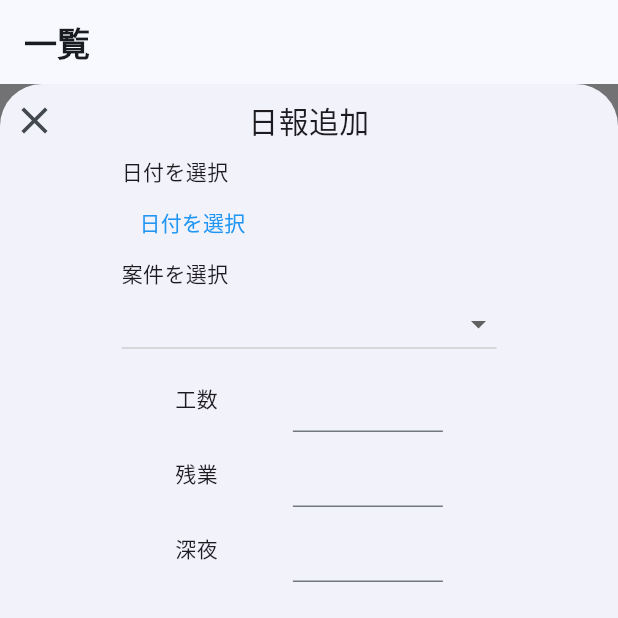
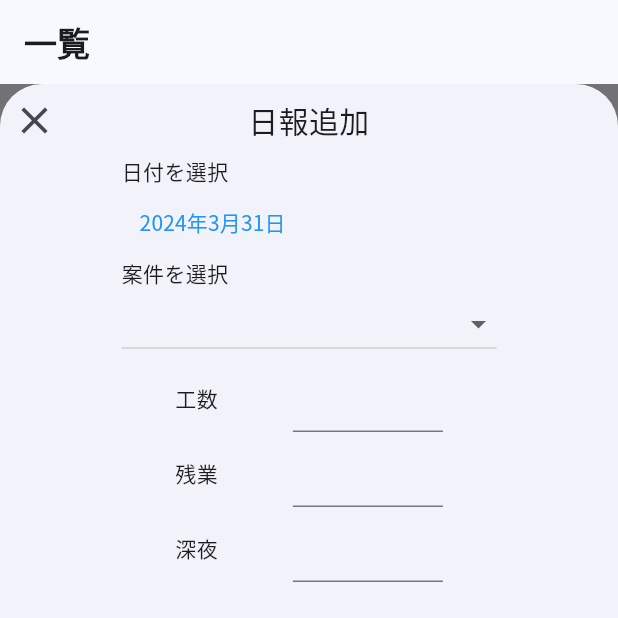
Before and after one commit to arashidani/diary_report_sample, a Flutter app: the TableView screen opened by its route, after a tap on the "add" icon, on a phone screen of 412 x 824 dp, the top half of it. Run offline on Flutter 3.47's test engine with Material 3 defaults, Android fonts, the phone set to English and light mode, and no system bars; our stand-ins replace cloud_firestore, firebase_core, flutter_datetime_picker_plus, flutter_riverpod, freezed_annotation, go_router and 2 more; accounts and stored records are empty.

Commit message:
showModlBottomSheetメソッドを別ファイルに切り出し statefulWidgetに変更

```diff
--- /dev/null
+++ b/lib/converter/dateTime_fomatter.dart
@@ -0,0 +1,6 @@
+import 'package:intl/intl.dart';
+
+String formatDateString(DateTime date) {
+  final formatter = DateFormat('yyyy年M月d日');
+  return formatter.format(date);
+}
--- /dev/null
+++ b/lib/features/app/show_modal_view.dart
@@ -0,0 +1,165 @@
+import 'package:diary_report_sample/converter/dateTime_fomatter.dart';
+import 'package:flutter/cupertino.dart';
+import 'package:flutter/material.dart';
+import 'package:flutter_datetime_picker_plus/flutter_datetime_picker_plus.dart';
+
+class ShowModalView extends StatefulWidget {
+  const ShowModalView({super.key, required this.deviceHeight});
+  final double deviceHeight;
+
+  @override
+  ShowModalState createState() => ShowModalState();
+}
+
+class ShowModalState extends State<ShowModalView> {
+  DateTime? _selectedDate = DateTime.now();
+
+  @override
+  Widget build(BuildContext context) {
+    return SizedBox(
+      height: widget.deviceHeight,
+      child: SingleChildScrollView(
+          child: Column(
+        mainAxisSize: MainAxisSize.min,
+        children: <Widget>[
+          Row(
+            children: [
+              Expanded(
+                flex: 1,
+                child: IconButton(
+                  onPressed: () {
+                    Navigator.pop(context);
+                  },
+                  icon: Icon(
+                    Icons.clear,
+                    size: 30,
+                  ),
+                ),
+              ),
+              Expanded(
+                flex: 8,
+                child: Text(
+                  '日報追加',
+                  style: TextStyle(fontSize: 20),
+                  textAlign: TextAlign.center,
+                ),
+              ),
+              Expanded(flex: 1, child: Container()),
+            ],
+          ),
+          Column(
+            crossAxisAlignment: CrossAxisAlignment.start,
+            children: [
+              const Text('日付を選択'),
+              TextButton(
+                  onPressed: () {
+                    DatePicker.showDatePicker(context,
+                        showTitleActions: true,
+                        minTime: DateTime(2010, 1, 1),
+                        maxTime: DateTime(2040, 12, 31),
+                        onChanged: (date) {}, onConfirm: (date) {
+                      setState(() {
+                        _selectedDate = date;
+                        print(_selectedDate);
+                      });
+                    }, currentTime: DateTime.now(), locale: LocaleType.jp);
+                  },
+                  child: Text(
+                    formatDateString(_selectedDate!),
+                    style: TextStyle(color: Colors.blue),
+                  )),
+              const Text('案件を選択'),
+              SizedBox(
+                width: 250,
+                child: DropdownButton(
+                  isExpanded: true,
+                  //4
+                  items: const [
+                    //5
+                    DropdownMenuItem(
+                      child: Text('aaa'),
+                      value: 'aaa',
+                    ),
+                    DropdownMenuItem(
+                      child: Text('bbb'),
+                      value: 'bbb',
+                    ),
+                    DropdownMenuItem(
+                      child: Text('ccc'),
+                      value: 'ccc',
+                    ),
+                  ],
+                  onChanged: (String? value) {},
+                ),
+              ),
+            ],
+          ),
+          Row(
+            mainAxisAlignment: MainAxisAlignment.center,
+            children: [
+              const Text('工数'),
+              SizedBox(
+                width: 50,
+              ),
+              SizedBox(
+                width: 100,
+                height: 50,
+                child: TextFormField(
+                  decoration: InputDecoration(),
+                ),
+              ),
+            ],
+          ),
+          Row(
+            mainAxisAlignment: MainAxisAlignment.center,
+            children: [
+              const Text('残業'),
+              SizedBox(
+                width: 50,
+              ),
+              SizedBox(
+                width: 100,
+                height: 50,
+                child: TextFormField(
+                  decoration: InputDecoration(),
+                ),
+              ),
+            ],
+          ),
+          Row(
+            mainAxisAlignment: MainAxisAlignment.center,
+            children: [
+              const Text('深夜'),
+              SizedBox(
+                width: 50,
+              ),
+              SizedBox(
+                width: 100,
+                height: 50,
+                child: TextFormField(
+                  decoration: InputDecoration(),
+                ),
+              ),
+            ],
+          ),
+          SizedBox(
+            height: widget.deviceHeight / 10,
+          ),
+          Row(
+            mainAxisAlignment: MainAxisAlignment.spaceEvenly,
+            children: [
+              ElevatedButton(
+                onPressed: () => Navigator.pop(context),
+                child: const Text('送信する'),
+              ),
+              ElevatedButton(
+                onPressed: () => Navigator.pop(context),
+                child: const Text('続けて入力'),
+              ),
+            ],
+          ),
+        ],
+      )),
+    );
+  }
+}
--- a/lib/features/app/table_view.dart
+++ b/lib/features/app/table_view.dart
@@ -1,3 +1,4 @@
+import 'package:diary_report_sample/features/app/show_modal_view.dart';
 import 'package:flutter/material.dart';
 import 'package:flutter_datetime_picker_plus/flutter_datetime_picker_plus.dart';
 
@@ -11,7 +12,6 @@ class TableView extends StatefulWidget {
 class _TableViewState extends State<TableView> {
   String dropdownValue = getYearsList(10).first; // 今年を取得
   String initMonth = DateTime.now().month.toString(); // 今月を取得
-  late DateTime _selectedDate;
   final month = <String>[
     '1',
     '2',
@@ -236,152 +236,8 @@ void _showModal(BuildContext context, double _deviceHeight) {
   showModalBottomSheet<void>(
     context: context,
     isScrollControlled: true,
-    //ackgroundColor: Colors.transparent,
     builder: (BuildContext context) {
-      var width;
-      return Container(
-        height: _deviceHeight,
-        child: SingleChildScrollView(
-            child: Column(
-          mainAxisSize: MainAxisSize.min,
-          children: <Widget>[
-            Row(
-              children: [
-                Expanded(
-                  flex: 1,
-                  child: IconButton(
-                    onPressed: () {
-                      Navigator.pop(context);
-                    },
-                    icon: Icon(
-                      Icons.clear,
-                      size: 30,
-                    ),
-                  ),
-                ),
-                Expanded(
-                  flex: 8,
-                  child: Text(
-                    '日報追加',
-                    style: TextStyle(fontSize: 20),
-                    textAlign: TextAlign.center,
-                  ),
-                ),
-                Expanded(flex: 1, child: Container()),
-              ],
-            ),
-            Column(
-              crossAxisAlignment: CrossAxisAlignment.start,
-              children: [
-                Text('日付を選択'),
-                TextButton(
-                    onPressed: () {
-                      DatePicker.showDatePicker(context,
-                          showTitleActions: true,
-                          minTime: DateTime(2010, 1, 1),
-                          maxTime: DateTime(2040, 12, 31), onChanged: (date) {
-                        print('change $date');
-                      }, onConfirm: (date) {
-                        print('confirm $date');
-                      }, currentTime: DateTime.now(), locale: LocaleType.jp);
-                    },
-                    child: Text(
-                      '日付を選択',
-                      style: TextStyle(color: Colors.blue),
-                    )),
-                Text('案件を選択'),
-                SizedBox(
-                  width: 250,
-                  child: DropdownButton(
-                    isExpanded: true,
-                    //4
-                    items: const [
-                      //5
-                      DropdownMenuItem(
-                        child: Text('aaa'),
-                        value: 'aaa',
-                      ),
-                      DropdownMenuItem(
-                        child: Text('bbb'),
-                        value: 'bbb',
-                      ),
-                      DropdownMenuItem(
-                        child: Text('ccc'),
-                        value: 'ccc',
-                      ),
-                    ],
-                    onChanged: (String? value) {},
-                  ),
-                ),
-              ],
-            ),
-            Row(
-              mainAxisAlignment: MainAxisAlignment.center,
-              children: [
-                Text('工数'),
-                SizedBox(
-                  width: 50,
-                ),
-                SizedBox(
-                  width: 100,
-                  height: 50,
-                  child: TextFormField(
-                    decoration: InputDecoration(),
-                  ),
-                ),
-              ],
-            ),
-            Row(
-              mainAxisAlignment: MainAxisAlignment.center,
-              children: [
-                Text('残業'),
-                SizedBox(
-                  width: 50,
-                ),
-                SizedBox(
-                  width: 100,
-                  height: 50,
-                  child: TextFormField(
-                    decoration: InputDecoration(),
-                  ),
-                ),
-              ],
-            ),
-            Row(
-              mainAxisAlignment: MainAxisAlignment.center,
-              children: [
-                Text('深夜'),
-                SizedBox(
-                  width: 50,
-                ),
-                SizedBox(
-                  width: 100,
-                  height: 50,
-                  child: TextFormField(
-                    decoration: InputDecoration(),
-                  ),
-                ),
-              ],
-            ),
-            SizedBox(
-              height: _deviceHeight / 10,
-            ),
-            Row(
-              mainAxisAlignment: MainAxisAlignment.spaceEvenly,
-              children: [
-                ElevatedButton(
-                  onPressed: () => Navigator.pop(context),
-                  child: const Text('送信する'),
-                ),
-                ElevatedButton(
-                  onPressed: () => Navigator.pop(context),
-                  child: const Text('続けて入力'),
-                ),
-              ],
-            ),
-          ],
-        )),
-      );
+      return ShowModalView(deviceHeight: _deviceHeight);
     },
   );
 }
```
